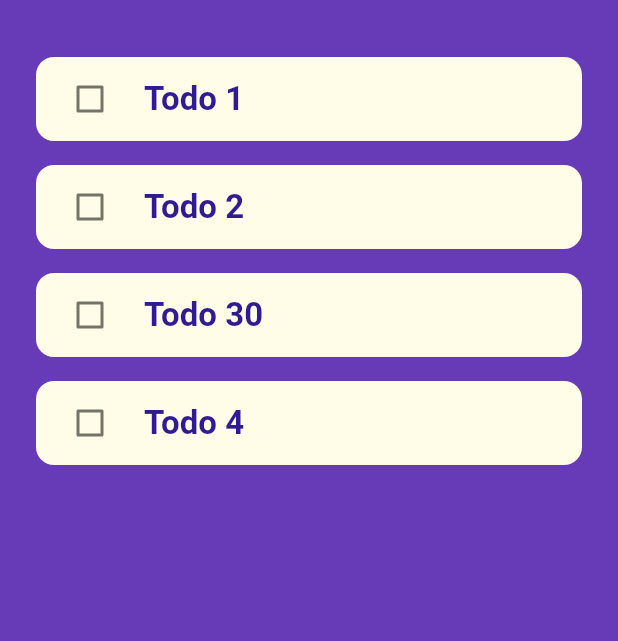
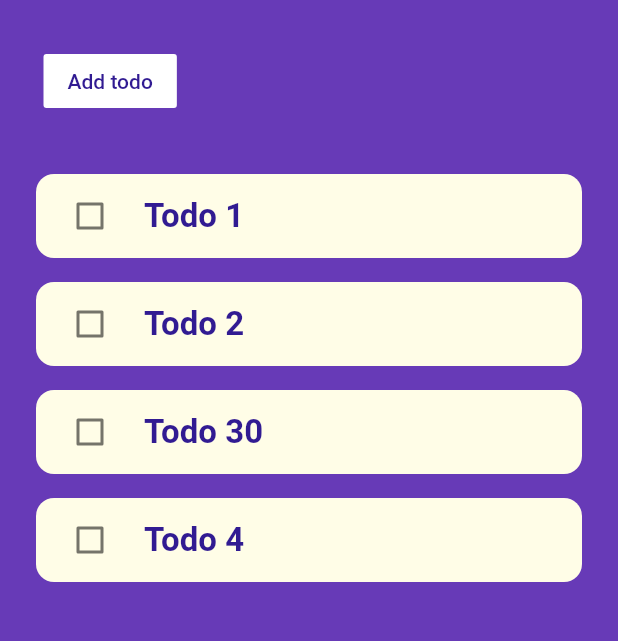
Before and after one commit to gddeazevedo/Todolist, a Flutter app: the screen it shows after launch, on a phone screen of 412 x 824 dp, the part 84-725 px from its top. Run offline on Flutter 3.47's test engine with Material 2 defaults, Android fonts, the phone set to English and light mode, and no system bars; our stand-ins replace flutter_spinkit.

Commit message:
refactoring code

```diff
--- a/lib/screens/home.dart
+++ b/lib/screens/home.dart
@@ -1,7 +1,26 @@
 import 'package:flutter/material.dart';
 import 'package:todolist/widgets/todo_list.dart';
+import 'package:todolist/models/todo.dart';
 
-class Home extends StatelessWidget {
+class Home extends StatefulWidget {
+  @override
+  _HomeState createState() => _HomeState();
+}
+
+class _HomeState extends State<Home> {
+  List<Todo> _todos = [
+    Todo(title: 'Todo 1'),
+    Todo(title: 'Todo 2'),
+    Todo(title: 'Todo 30'),
+    Todo(title: 'Todo 4'),
+  ];
+
+  void _checkTodo(bool newValue, int index) {
+    setState(() {
+      _todos[index].isDone = newValue;
+    });
+  }
+
   @override
   Widget build(BuildContext context) {
     return Scaffold(
@@ -20,10 +39,21 @@ class Home extends StatelessWidget {
       ),
       body: Container(
         child: Column(
+          crossAxisAlignment: CrossAxisAlignment.start,
           children: <Widget>[
             SizedBox(height: 30),
+            Padding(
+              padding: EdgeInsets.only(left: 29),
+              child: FlatButton(
+                onPressed: () {},
+                color: Colors.white,
+                textColor: Colors.deepPurple[900],
+                child: Text('Add todo'),
+              ),
+            ),
+            SizedBox(height: 30),
             Flexible(
-              child: TodoList(),
+              child: TodoList(_todos, _checkTodo),
             ),
           ],
         ),
--- a/lib/screens/loading.dart
+++ b/lib/screens/loading.dart
@@ -1,5 +1,5 @@
 import 'package:flutter/material.dart';
-import 'package:flutter_spinkit/flutter_spinkit.dart';
+import 'package:flutter_spinkit/flutter_spinkit.dart' as spin_kit;
 import 'package:todolist/services/routes.dart';
 
 class Loading extends StatefulWidget {
@@ -9,7 +9,7 @@ class Loading extends StatefulWidget {
 
 class _LoadingState extends State<Loading> {
   void _simulateFuture() async {
-    Future.delayed(Duration(seconds: 5), () {
+    Future.delayed(Duration(seconds: 2), () {
       Navigator.pushReplacementNamed(context, homeRoute);
     });
   }
@@ -25,7 +25,7 @@ class _LoadingState extends State<Loading> {
     return Scaffold(
       backgroundColor: Colors.deepPurple[500],
       body: Center(
-        child: SpinKitFoldingCube(
+        child: spin_kit.SpinKitFoldingCube(
           color: Colors.white,
           size: 80,
         ),
--- a/lib/widgets/todo_list.dart
+++ b/lib/widgets/todo_list.dart
@@ -1,18 +1,11 @@
 import 'package:flutter/material.dart';
 import 'package:todolist/models/todo.dart';
 
-class TodoList extends StatefulWidget {
-  @override
-  _TodoListState createState() => _TodoListState();
-}
+class TodoList extends StatelessWidget {
+  final List<Todo> _todos;
+  final OnChanged _onChanged;
 
-class _TodoListState extends State<TodoList> {
-  List<Todo> _todos = [
-    Todo(title: 'Todo 1'),
-    Todo(title: 'Todo 2'),
-    Todo(title: 'Todo 30'),
-    Todo(title: 'Todo 4'),
-  ];
+  TodoList(this._todos, this._onChanged);
 
   Widget _itemBuilder(BuildContext context, int index) {
     return Padding(
@@ -36,9 +29,7 @@ class _TodoListState extends State<TodoList> {
           controlAffinity: ListTileControlAffinity.leading,
           activeColor: Colors.deepPurple[900],
           checkColor: Colors.white,
-          onChanged: (newValue) {
-            setState(() => _todos[index].isDone = newValue);
-          },
+          onChanged: (newValue) => _onChanged(newValue, index),
         ),
       ),
     );
@@ -52,3 +43,5 @@ class _TodoListState extends State<TodoList> {
     );
   }
 }
+
+typedef OnChanged = void Function(bool, int);
```
